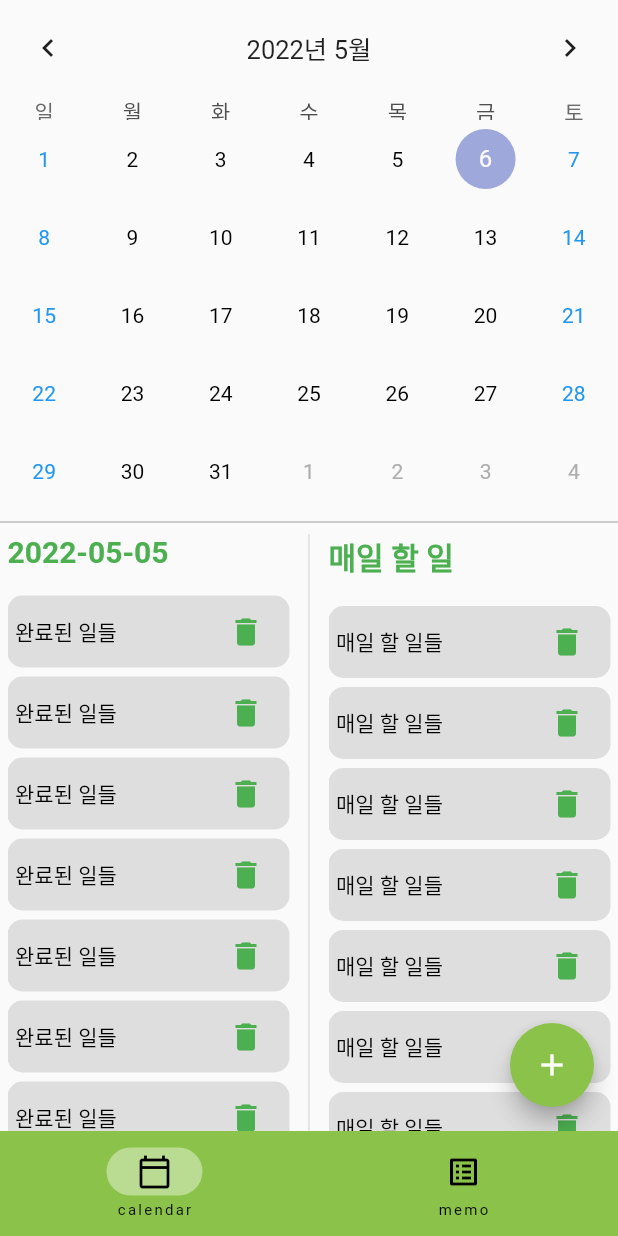
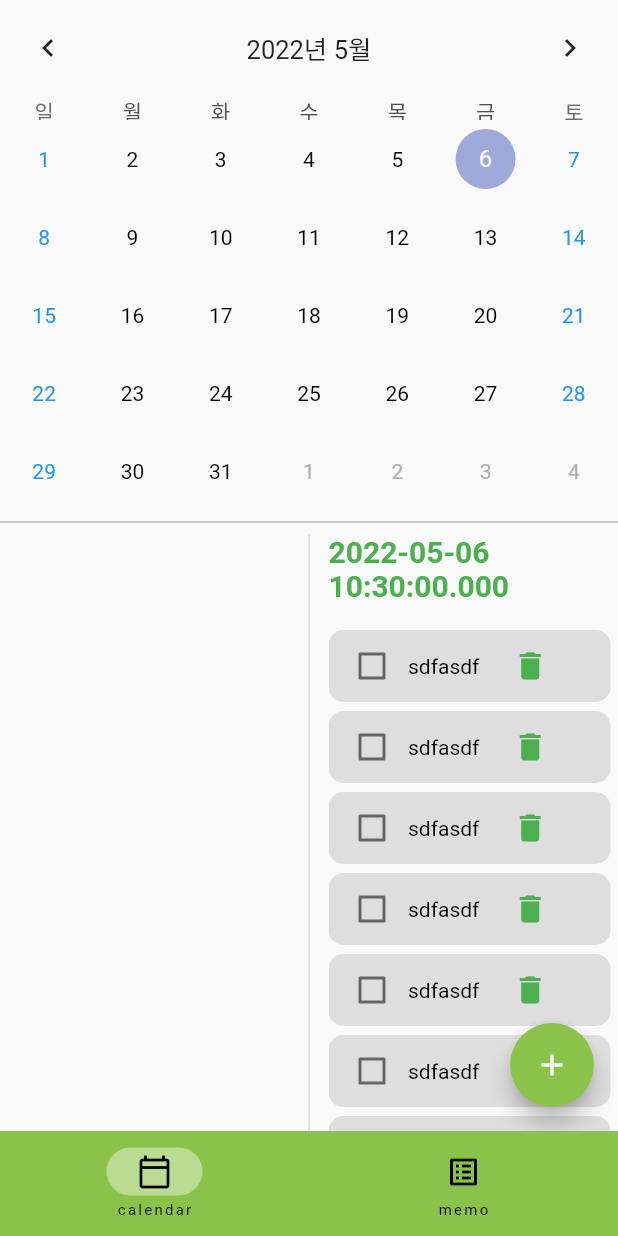
Before and after one commit to hyojuseo/simple_calendar_memo_app, a Flutter app: the screen it shows after launch, on a phone screen of 412 x 824 dp. Run offline on Flutter 3.47's test engine with Material 2 defaults, Android fonts, the phone set to English and light mode, and no system bars; drawn by our look-alikes of table_calendar; our stand-ins replace get, hive, hive_flutter; accounts and stored records are empty.

Commit message:
cal->everyTodoList load부분과 todo add시 데이터저장부분해야됨. checkbox add

```diff
--- a/lib/components/todo_list.dart
+++ b/lib/components/todo_list.dart
@@ -1,44 +1,26 @@
 import 'package:flutter/material.dart';
+import 'package:todo_calendar/models/caldata.dart';
 
-const TextStyle _listStyle = TextStyle(
-  color: Colors.green,
-  fontWeight: FontWeight.bold,
-  fontSize: 20,
-);
 
-class TodoList extends StatelessWidget {
-  final String? text;
+class TodoList extends StatefulWidget {
+  final CalData? todo;
   final String? content;
   final Function()? delete;
 
   const TodoList({
     Key? key,
-    required this.text,
+    this.todo,
     this.content,
     this.delete,
   }) : super(key: key);
 
   @override
+  State<TodoList> createState() => _TodoListState();
+}
+
+class _TodoListState extends State<TodoList> {
+  @override
   Widget build(BuildContext context) {
-    return Padding(
-      padding: const EdgeInsets.symmetric(horizontal: 5),
-      child: Column(
-        crossAxisAlignment: CrossAxisAlignment.stretch,
-        mainAxisAlignment: MainAxisAlignment.start,
-        children: [
-          Text(
-            text!,
-            //controller.selectedDay.value.toString(),
-            style: _listStyle,
-          ),
-          const SizedBox(height: 15),
-          Expanded(
-            child: SingleChildScrollView(
-              controller: ScrollController(),
-              child: Column(
-                crossAxisAlignment: CrossAxisAlignment.stretch,
-                mainAxisAlignment: MainAxisAlignment.start,
-                children: List.generate(20, (index) {
     return Padding(
       padding: const EdgeInsets.symmetric(vertical: 3),
       child: Container(
@@ -48,30 +30,30 @@ class TodoList extends StatelessWidget {
           borderRadius: BorderRadius.circular(10),
         ),
         child: Row(
-                        mainAxisAlignment: MainAxisAlignment.spaceBetween,
+          //mainAxisAlignment: MainAxisAlignment.spaceBetween,
           children: [
+            Checkbox(
+                key: widget.key,
+                value: false,
+                onChanged: (checked) {
+                  //widget.todo!.finished = checked!;
+                  //setState(() {});
+                }),
             //Flexible 줄바꿈
             Flexible(
               child: Text(
-                              content!,
+                widget.content!,
                 style: const TextStyle(color: Colors.black),
               ),
             ),
-
+            const SizedBox(width: 10),
             IconButton(
-                            onPressed: delete,
+              onPressed: widget.delete,
               icon: const Icon(Icons.delete, color: Colors.green),
             ),
           ],
         ),
       ),
     );
-                }),
-              ),
-            ),
-          ),
-        ],
-      ),
-    );
   }
 }
--- /dev/null
+++ b/lib/models/caldata.dart
@@ -0,0 +1,18 @@
+import 'package:hive/hive.dart';
+
+// @HiveType(typeId: 0)
+// class CalData extends HiveObject{
+//   @HiveField(0)
+//   final String? text;
+//   @HiveField(1)
+//   bool finished;
+//
+//   CalData({required this.text, this.finished = false});
+// }
+
+class CalData{
+  final String? text;
+  bool finished = false;
+
+  CalData({this.text, this.finished = false});
+}
--- a/lib/pages/calendar.dart
+++ b/lib/pages/calendar.dart
@@ -2,26 +2,69 @@ import 'package:flutter/material.dart';
 import 'package:get/get.dart';
 import 'package:table_calendar/table_calendar.dart';
 import 'package:todo_calendar/components/add_dialog.dart';
+import 'package:todo_calendar/components/memo_list.dart';
 import 'package:todo_calendar/components/todo_list.dart';
 import 'package:todo_calendar/controller/calendar_controller.dart';
 
-class Calendar extends GetView<CalendarController> {
+const TextStyle _listStyle = TextStyle(
+  color: Colors.green,
+  fontWeight: FontWeight.bold,
+  fontSize: 20,
+);
+
+class Calendar extends StatefulWidget {
   const Calendar({Key? key}) : super(key: key);
 
+  @override
+  State<Calendar> createState() => _CalendarState();
+}
+
+class _CalendarState extends State<Calendar> {
   Widget get line => const Divider(color: Colors.grey);
 
-  Widget everyList() {
-    return const TodoList(
-      text: '매일 할 일',
-      content: '매일 할 일들',
+  Widget CalTodoList(){
+    return Padding(
+      padding: const EdgeInsets.symmetric(horizontal: 5),
+      child: Column(
+        crossAxisAlignment: CrossAxisAlignment.stretch,
+        mainAxisAlignment: MainAxisAlignment.start,
+        children: [
+          Text(
+            //임시. 원래는 selectedDay값 들어가야됨.
+            CalendarController.to.today.value.toString(),
+            //controller.selectedDay.value.toString(),
+            style: _listStyle,
+          ),
+          const SizedBox(height: 15),
+          Expanded(
+            child: SingleChildScrollView(
+              controller: ScrollController(),
+              child: Column(
+                crossAxisAlignment: CrossAxisAlignment.stretch,
+                mainAxisAlignment: MainAxisAlignment.start,
+                children: List.generate(20, (index) {
+                  return TodoList(content: 'sdfasdf');
+                }),
+              ),
+            ),
+          ),
+        ],
+      ),
     );
   }
 
+  Widget everyList() {
+    return CalTodoList();
+  }
+
   Widget selectedDayList() {
-    return const TodoList(
-      text: '2022-05-05',
-      content: '완료된 일들',
-    );
+    print('sdfgsdfgsdfg');
+    return Container();//MemoList(memo:);
+    // return TodoList(
+    //   //todo: CalData(text: '30', finished: false),
+    //   title: '2022-05-05',
+    //   content: '완료된 일들',
+    // );
   }
 
   Widget _calendar() {
@@ -46,8 +89,8 @@ class Calendar extends GetView<CalendarController> {
       ),
       //선택한 날
       onDaySelected: (selectedDay, focusedDay) {
-        controller.selectedDay.value = selectedDay;
-        controller.focusedDay.value = focusedDay;
+        CalendarController.to.selectedDay.value = selectedDay;
+        CalendarController.to.focusedDay.value = focusedDay;
       },
     );
   }
@@ -107,5 +150,11 @@ class Calendar extends GetView<CalendarController> {
         },
       ),
     );
+    // return FutureBuilder(
+    //     future: context,
+    //     builder: (context, snapshot) {
+    //   List<CalData> todo = snapshot.data ?? [];
+    //
+    // });
   }
 }
--- a/lib/pages/memo.dart
+++ b/lib/pages/memo.dart
@@ -49,7 +49,7 @@ class _MemoState extends State<Memo> {
           okCallback: () {
             setState(() {
               HiveHelper()
-                  .create(MemoData(text: AddDialog.contentController!.text));
+                  .memoCreate(MemoData(text: AddDialog.contentController!.text));
             });
             Navigator.of(context).pop();
           },
@@ -64,7 +64,7 @@ class _MemoState extends State<Memo> {
   @override
   Widget build(BuildContext context) {
     return FutureBuilder<List<MemoData>>(
-      future: HiveHelper().read(),
+      future: HiveHelper().memoRead(),
       builder: (context, snapshot) {
         List<MemoData> memo = snapshot.data ?? [];
         print('메모 갯수: ${memo.length}');
```
Also changed, not shown: lib/hive_helper.dart (+28 -7 lines). Lines whose indentation alone changed are shown as unchanged.
